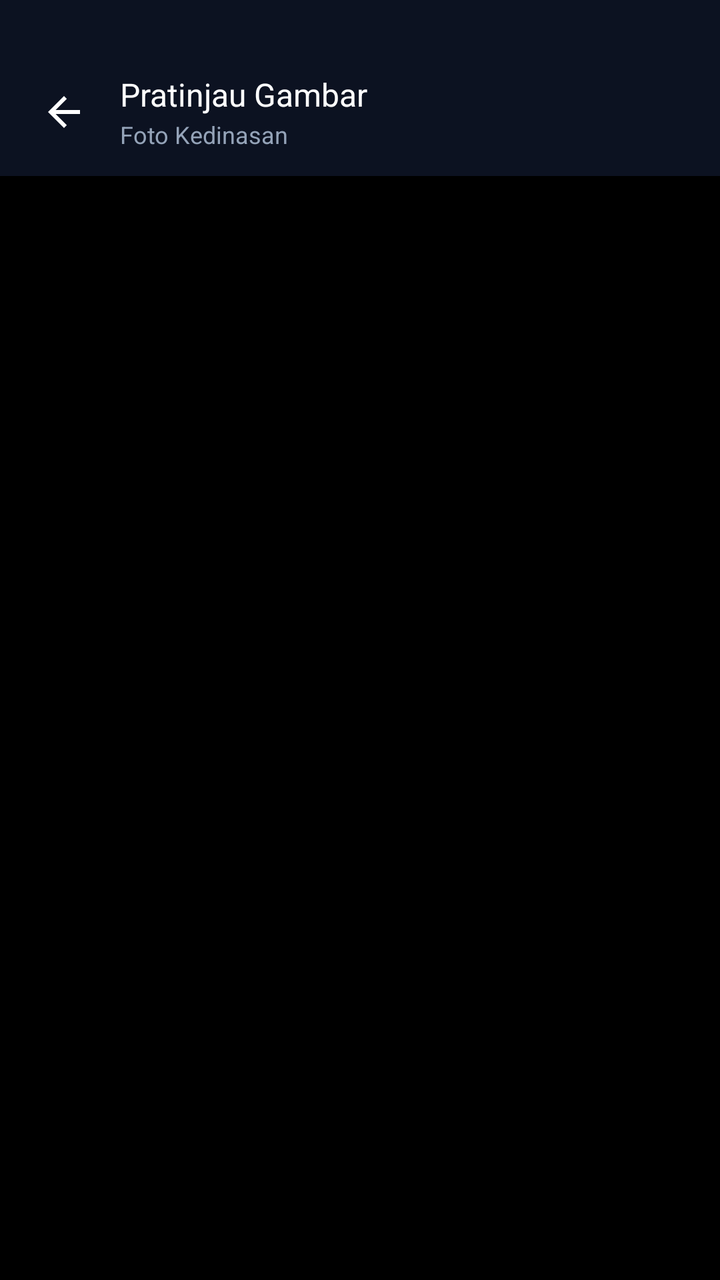
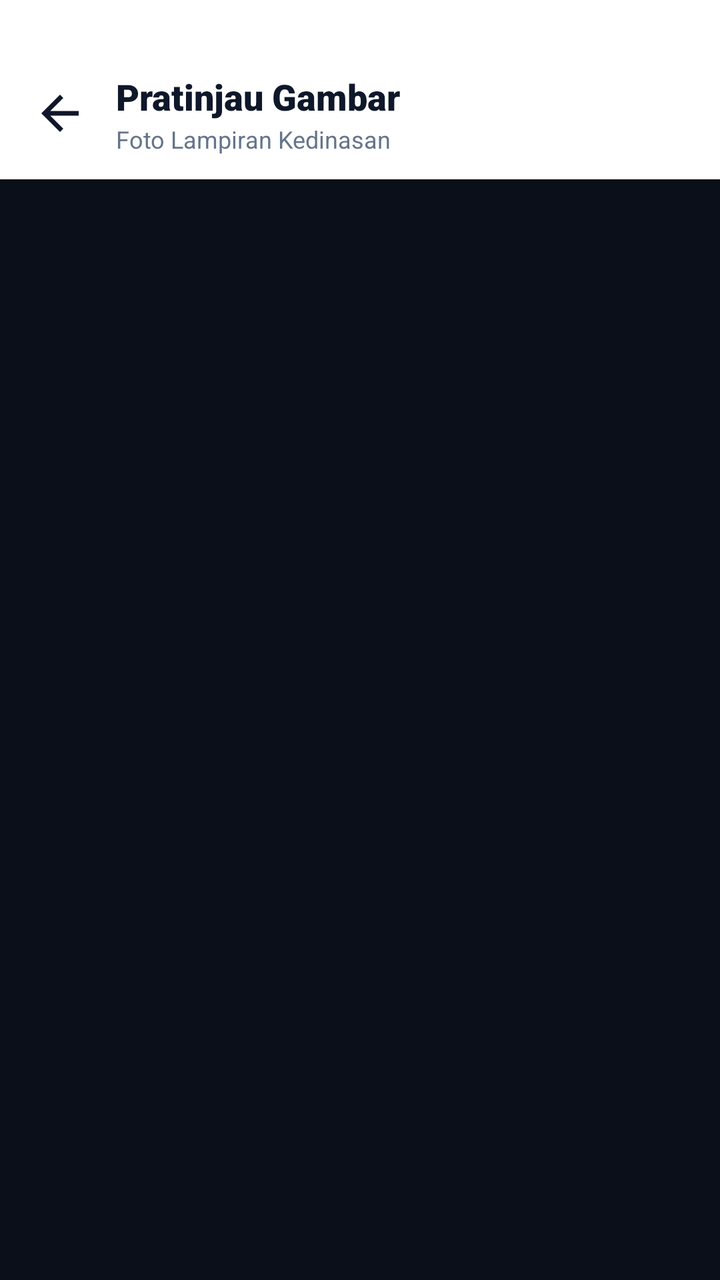

Before-and-after screenshots of an Android layout around one commit, followed by the original layout XML and the change that was made.
<!-- AndroidManifest.xml: application theme Theme.AppPemko -->
<!-- res/layout/dialog_full_image_preview.xml -->
<?xml version="1.0" encoding="utf-8"?>
<RelativeLayout xmlns:android="http://schemas.android.com/apk/res/android"
    xmlns:app="http://schemas.android.com/apk/res-auto"
    android:id="@+id/rlFullImageRoot"
    android:layout_width="match_parent"
    android:layout_height="match_parent"
    android:background="#000000">

    
    <ImageView
        android:id="@+id/ivFullImagePreview"
        android:layout_width="match_parent"
        android:layout_height="match_parent"
        android:layout_centerInParent="true"
        android:scaleType="fitCenter"
        android:clickable="true"
        android:focusable="true"
        android:contentDescription="Pratinjau Gambar"/>

    
    <ProgressBar
        android:id="@+id/pbImagePreview"
        android:layout_width="48dp"
        android:layout_height="48dp"
        android:layout_centerInParent="true"
        android:indeterminateTint="#16A34A"/>

    
    <LinearLayout
        android:id="@+id/llTopBarPreview"
        android:layout_width="match_parent"
        android:layout_height="wrap_content"
        android:layout_alignParentTop="true"
        android:orientation="horizontal"
        android:gravity="center_vertical"
        android:paddingHorizontal="12dp"
        android:paddingTop="36dp"
        android:paddingBottom="12dp"
        android:background="#CC0F172A"
        android:elevation="6dp">

        <ImageView
            android:id="@+id/ivCloseImagePreview"
            android:layout_width="40dp"
            android:layout_height="40dp"
            android:padding="8dp"
            android:src="@drawable/ic_arrow_back"
            app:tint="#FFFFFF"
            android:background="?attr/selectableItemBackgroundBorderless"
            android:clickable="true"
            android:focusable="true"
            android:contentDescription="Kembali"/>

        <LinearLayout
            android:layout_width="0dp"
            android:layout_height="wrap_content"
            android:layout_weight="1"
            android:layout_marginStart="8dp"
            android:layout_marginEnd="8dp"
            android:orientation="vertical">

            <TextView
                android:id="@+id/tvPreviewTitle"
                android:layout_width="match_parent"
                android:layout_height="wrap_content"
                android:text="Pratinjau Gambar"
                android:textColor="#FFFFFF"
                android:textSize="16sp"
                android:fontFamily="sans-serif-bold"
                android:maxLines="1"
                android:ellipsize="end"/>

            <TextView
                android:id="@+id/tvPreviewSubtitle"
                android:layout_width="match_parent"
                android:layout_height="wrap_content"
                android:layout_marginTop="1dp"
                android:text="Foto Kedinasan"
                android:textColor="#94A3B8"
                android:textSize="12sp"
                android:fontFamily="sans-serif"
                android:maxLines="1"
                android:ellipsize="end"/>
        </LinearLayout>
    </LinearLayout>

</RelativeLayout>
<!-- resources referenced by this layout -->
<resources>
  <!-- drawable ic_arrow_back (drawable) -->
  <?xml version="1.0" encoding="utf-8"?>
  <vector xmlns:android="http://schemas.android.com/apk/res/android"
      android:width="24dp"
      android:height="24dp"
      android:viewportWidth="24"
      android:viewportHeight="24">
      <path
          android:fillColor="#FFFFFFFF"
          android:pathData="M20,11H7.83l5.59,-5.59L12,4l-8,8 8,8 1.41,-1.41L7.83,13H20v-2z" />
  </vector>
  <style name="Theme.AppPemko" parent="Base.Theme.AppPemko">
          <item name="android:textColor">@color/text_primary</item>
      </style>
  <style name="Base.Theme.AppPemko" parent="Theme.Material3.DayNight.NoActionBar">
          <item name="colorPrimary">@color/primary_brand</item>
          <item name="colorOnPrimary">@color/on_primary_brand</item>
          <item name="colorSecondary">@color/brand_secondary</item>
          <item name="colorOnSecondary">@color/white</item>
          <item name="colorSurface">@color/surface_main</item>
          <item name="colorOnSurface">@color/text_primary</item>
          <item name="colorSurfaceVariant">@color/surface_variant</item>
          <item name="colorOnSurfaceVariant">@color/text_secondary</item>
          <item name="android:statusBarColor">@color/primary_brand</item>
          <item name="android:windowBackground">@color/background_main</item>
          <item name="android:fontFamily">sans-serif</item>
          <item name="android:windowAnimationStyle">@style/Animation.App.Activity</item>
      </style>
  <color name="text_primary">#171717</color>
  <color name="primary_brand">#0869D8</color>
  <color name="on_primary_brand">#FFFFFF</color>
  <color name="brand_secondary">#E91E63</color>
  <color name="white">#FFFFFF</color>
  <color name="surface_main">#FFFFFF</color>
  <color name="surface_variant">#F4F4F4</color>
  <color name="text_secondary">#454545</color>
  <color name="background_main">#FBFBFB</color>
  <style name="Animation.App.Activity" parent="@android:style/Animation.Activity">
          <item name="android:activityOpenEnterAnimation">@anim/slide_in_right</item>
          <item name="android:activityOpenExitAnimation">@anim/slide_out_left</item>
          <item name="android:activityCloseEnterAnimation">@anim/slide_in_left</item>
          <item name="android:activityCloseExitAnimation">@anim/slide_out_right</item>
      </style>
</resources>

<!-- the commit's change to res/layout/dialog_full_image_preview.xml (unified diff, before → after) -->
@@ -1,51 +1,31 @@
 <?xml version="1.0" encoding="utf-8"?>
-<RelativeLayout xmlns:android="http://schemas.android.com/apk/res/android"
+<LinearLayout xmlns:android="http://schemas.android.com/apk/res/android"
     xmlns:app="http://schemas.android.com/apk/res-auto"
     android:id="@+id/rlFullImageRoot"
     android:layout_width="match_parent"
     android:layout_height="match_parent"
-    android:background="#000000">
-
-    
-    <ImageView
-        android:id="@+id/ivFullImagePreview"
-        android:layout_width="match_parent"
-        android:layout_height="match_parent"
-        android:layout_centerInParent="true"
-        android:scaleType="fitCenter"
-        android:clickable="true"
-        android:focusable="true"
-        android:contentDescription="Pratinjau Gambar"/>
-
-    
-    <ProgressBar
-        android:id="@+id/pbImagePreview"
-        android:layout_width="48dp"
-        android:layout_height="48dp"
-        android:layout_centerInParent="true"
-        android:indeterminateTint="#16A34A"/>
+    android:orientation="vertical"
+    android:background="#0F172A">
 
     
     <LinearLayout
         android:id="@+id/llTopBarPreview"
         android:layout_width="match_parent"
         android:layout_height="wrap_content"
-        android:layout_alignParentTop="true"
+        android:background="#FFFFFF"
+        android:elevation="2dp"
         android:orientation="horizontal"
-        android:gravity="center_vertical"
-        android:paddingHorizontal="12dp"
+        android:paddingHorizontal="16dp"
         android:paddingTop="36dp"
         android:paddingBottom="12dp"
-        android:background="#CC0F172A"
-        android:elevation="6dp">
+        android:gravity="center_vertical">
 
         <ImageView
             android:id="@+id/ivCloseImagePreview"
-            android:layout_width="40dp"
-            android:layout_height="40dp"
-            android:padding="8dp"
+            android:layout_width="28dp"
+            android:layout_height="28dp"
             android:src="@drawable/ic_arrow_back"
-            app:tint="#FFFFFF"
+            app:tint="#0F172A"
             android:background="?attr/selectableItemBackgroundBorderless"
             android:clickable="true"
             android:focusable="true"
@@ -55,8 +35,7 @@
             android:layout_width="0dp"
             android:layout_height="wrap_content"
             android:layout_weight="1"
-            android:layout_marginStart="8dp"
-            android:layout_marginEnd="8dp"
+            android:layout_marginStart="14dp"
             android:orientation="vertical">
 
             <TextView
@@ -64,9 +43,9 @@
                 android:layout_width="match_parent"
                 android:layout_height="wrap_content"
                 android:text="Pratinjau Gambar"
-                android:textColor="#FFFFFF"
-                android:textSize="16sp"
-                android:fontFamily="sans-serif-bold"
+                android:textColor="#0F172A"
+                android:textSize="18sp"
+                android:fontFamily="sans-serif-black"
                 android:maxLines="1"
                 android:ellipsize="end"/>
 
@@ -75,8 +54,8 @@
                 android:layout_width="match_parent"
                 android:layout_height="wrap_content"
                 android:layout_marginTop="1dp"
-                android:text="Foto Kedinasan"
-                android:textColor="#94A3B8"
+                android:text="Foto Lampiran Kedinasan"
+                android:textColor="#64748B"
                 android:textSize="12sp"
                 android:fontFamily="sans-serif"
                 android:maxLines="1"
@@ -84,4 +63,30 @@
         </LinearLayout>
     </LinearLayout>
 
-</RelativeLayout>
+    
+    <FrameLayout
+        android:layout_width="match_parent"
+        android:layout_height="0dp"
+        android:layout_weight="1"
+        android:background="#0B0F19">
+
+        <ImageView
+            android:id="@+id/ivFullImagePreview"
+            android:layout_width="match_parent"
+            android:layout_height="match_parent"
+            android:layout_gravity="center"
+            android:scaleType="fitCenter"
+            android:clickable="true"
+            android:focusable="true"
+            android:contentDescription="Pratinjau Gambar"/>
+
+        
+        <ProgressBar
+            android:id="@+id/pbImagePreview"
+            android:layout_width="44dp"
+            android:layout_height="44dp"
+            android:layout_gravity="center"
+            android:indeterminateTint="#16A34A"/>
+    </FrameLayout>
+
+</LinearLayout>
